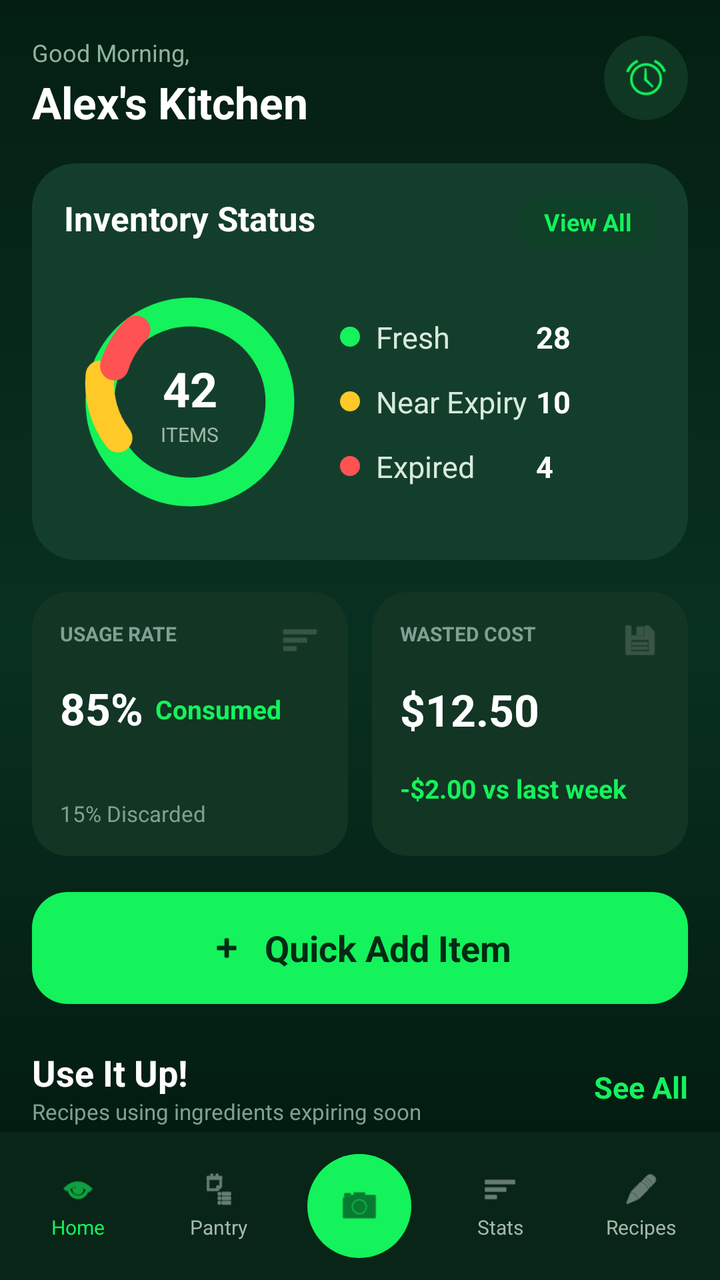
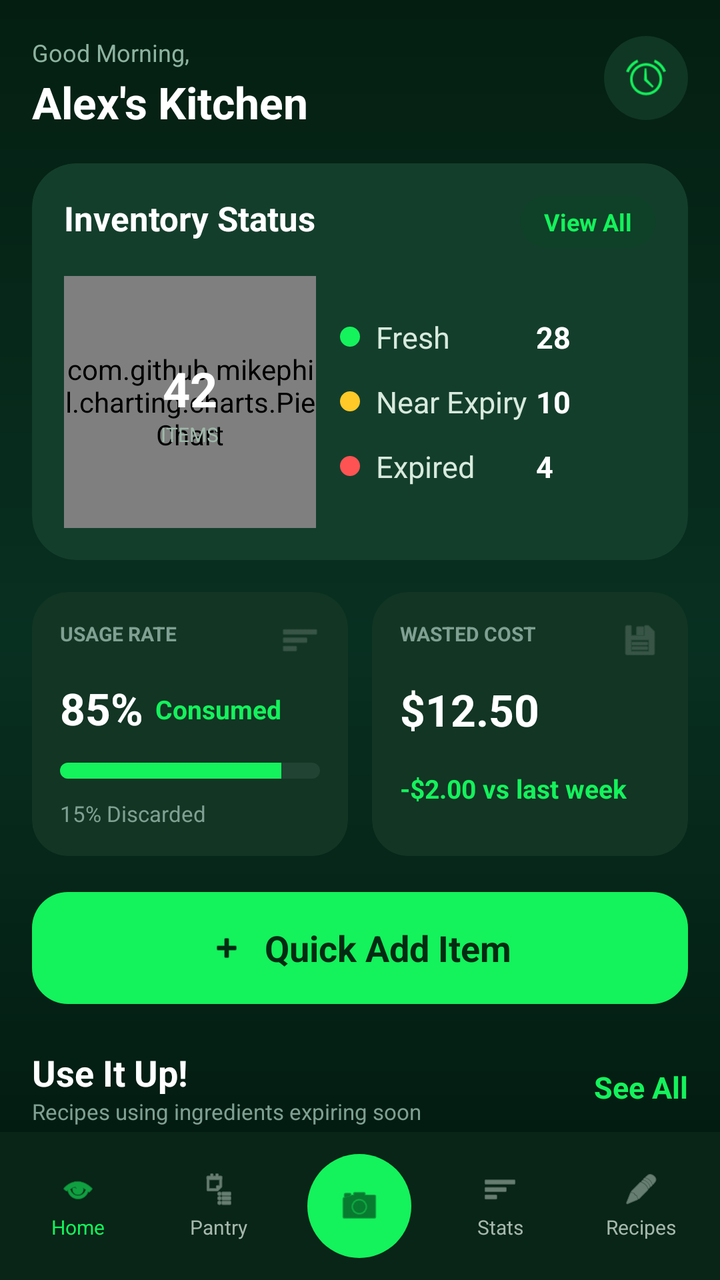

Before-and-after screenshots of an Android layout around one commit, followed by the original layout XML and the change that was made.
<!-- AndroidManifest.xml: application theme Theme.MobileGroup -->
<!-- res/layout/activity_dashboard.xml -->
<?xml version="1.0" encoding="utf-8"?>
<LinearLayout xmlns:android="http://schemas.android.com/apk/res/android"
    xmlns:app="http://schemas.android.com/apk/res-auto"
    android:layout_width="match_parent"
    android:layout_height="match_parent"
    android:background="@drawable/bg_dashboard"
    android:orientation="vertical">

    <ScrollView
        android:layout_width="match_parent"
        android:layout_height="0dp"
        android:layout_weight="1"
        android:fillViewport="true"
        android:scrollbars="none">

        <LinearLayout
            android:layout_width="match_parent"
            android:layout_height="wrap_content"
            android:orientation="vertical"
            android:paddingStart="16dp"
            android:paddingTop="18dp"
            android:paddingEnd="16dp"
            android:paddingBottom="18dp">

            <RelativeLayout
                android:layout_width="match_parent"
                android:layout_height="wrap_content">

                <LinearLayout
                    android:layout_width="wrap_content"
                    android:layout_height="wrap_content"
                    android:orientation="vertical">

                    <TextView
                        android:id="@+id/tvGreeting"
                        android:layout_width="wrap_content"
                        android:layout_height="wrap_content"
                        android:text="Good Morning,"
                        android:textColor="#8EB3A0"
                        android:textSize="12sp" />

                    <TextView
                        android:id="@+id/tvKitchenName"
                        android:layout_width="wrap_content"
                        android:layout_height="wrap_content"
                        android:layout_marginTop="2dp"
                        android:text="Alex's Kitchen"
                        android:textColor="#FFFFFF"
                        android:textSize="22sp"
                        android:textStyle="bold" />
                </LinearLayout>

                <ImageView
                    android:id="@+id/btnNotification"
                    android:layout_width="42dp"
                    android:layout_height="42dp"
                    android:layout_alignParentEnd="true"
                    android:background="@drawable/bg_notification_circle"
                    android:padding="11dp"
                    android:src="@android:drawable/ic_lock_idle_alarm"
                    app:tint="#14F25C" />
            </RelativeLayout>

            <androidx.cardview.widget.CardView
                android:layout_width="match_parent"
                android:layout_height="wrap_content"
                android:layout_marginTop="16dp"
                app:cardBackgroundColor="#143E2C"
                app:cardCornerRadius="22dp"
                app:cardElevation="0dp">

                <LinearLayout
                    android:layout_width="match_parent"
                    android:layout_height="wrap_content"
                    android:orientation="vertical"
                    android:padding="16dp">

                    <RelativeLayout
                        android:layout_width="match_parent"
                        android:layout_height="wrap_content">

                        <TextView
                            android:layout_width="wrap_content"
                            android:layout_height="wrap_content"
                            android:text="Inventory Status"
                            android:textColor="#FFFFFF"
                            android:textSize="17sp"
                            android:textStyle="bold" />

                        <TextView
                            android:id="@+id/btnSeeAllInventory"
                            android:layout_width="wrap_content"
                            android:layout_height="wrap_content"
                            android:layout_alignParentEnd="true"
                            android:background="@drawable/bg_pill_green_dark"
                            android:paddingStart="12dp"
                            android:paddingTop="5dp"
                            android:paddingEnd="12dp"
                            android:paddingBottom="5dp"
                            android:text="View All"
                            android:textColor="#14F25C"
                            android:textSize="12sp"
                            android:textStyle="bold" />
                    </RelativeLayout>

                    <LinearLayout
                        android:layout_width="match_parent"
                        android:layout_height="wrap_content"
                        android:layout_marginTop="14dp"
                        android:gravity="center_vertical"
                        android:orientation="horizontal">

                        <FrameLayout
                            android:layout_width="126dp"
                            android:layout_height="126dp">

                            <ImageView
                                android:layout_width="match_parent"
                                android:layout_height="match_parent"
                                android:scaleType="fitCenter"
                                android:src="@drawable/ic_donut_chart_mock" />

                            <LinearLayout
                                android:layout_width="match_parent"
                                android:layout_height="match_parent"
                                android:gravity="center"
                                android:orientation="vertical">

                                <TextView
                                    android:id="@+id/tvTotalItems"
                                    android:layout_width="wrap_content"
                                    android:layout_height="wrap_content"
                                    android:text="42"
                                    android:textColor="#FFFFFF"
                                    android:textSize="24sp"
                                    android:textStyle="bold" />

                                <TextView
                                    android:layout_width="wrap_content"
                                    android:layout_height="wrap_content"
                                    android:text="ITEMS"
                                    android:textColor="#9FB9AA"
                                    android:textSize="10sp" />
                            </LinearLayout>
                        </FrameLayout>

                        <LinearLayout
                            android:layout_width="0dp"
                            android:layout_height="wrap_content"
                            android:layout_weight="1"
                            android:orientation="vertical"
                            android:paddingStart="12dp">

                            <LinearLayout
                                android:layout_width="wrap_content"
                                android:layout_height="wrap_content"
                                android:gravity="center_vertical"
                                android:orientation="horizontal">

                                <View
                                    android:layout_width="10dp"
                                    android:layout_height="10dp"
                                    android:background="@drawable/dot_green" />

                                <TextView
                                    android:layout_width="80dp"
                                    android:layout_height="wrap_content"
                                    android:layout_marginStart="8dp"
                                    android:text="Fresh"
                                    android:textColor="#D8EADD"
                                    android:textSize="15sp" />

                                <TextView
                                    android:id="@+id/tvFreshCount"
                                    android:layout_width="wrap_content"
                                    android:layout_height="wrap_content"
                                    android:text="28"
                                    android:textColor="#FFFFFF"
                                    android:textSize="15sp"
                                    android:textStyle="bold" />
                            </LinearLayout>

                            <LinearLayout
                                android:layout_width="wrap_content"
                                android:layout_height="wrap_content"
                                android:layout_marginTop="12dp"
                                android:gravity="center_vertical"
                                android:orientation="horizontal">

                                <View
                                    android:layout_width="10dp"
                                    android:layout_height="10dp"
                                    android:background="@drawable/dot_yellow" />

                                <TextView
                                    android:layout_width="80dp"
                                    android:layout_height="wrap_content"
                                    android:layout_marginStart="8dp"
                                    android:text="Near Expiry"
                                    android:textColor="#D8EADD"
                                    android:textSize="15sp" />

                                <TextView
                                    android:id="@+id/tvNearExpiryCount"
                                    android:layout_width="wrap_content"
                                    android:layout_height="wrap_content"
                                    android:text="10"
                                    android:textColor="#FFFFFF"
                                    android:textSize="15sp"
                                    android:textStyle="bold" />
                            </LinearLayout>

                            <LinearLayout
                                android:layout_width="wrap_content"
                                android:layout_height="wrap_content"
                                android:layout_marginTop="12dp"
                                android:gravity="center_vertical"
                                android:orientation="horizontal">

                                <View
                                    android:layout_width="10dp"
                                    android:layout_height="10dp"
                                    android:background="@drawable/dot_red" />

                                <TextView
                                    android:layout_width="80dp"
                                    android:layout_height="wrap_content"
                                    android:layout_marginStart="8dp"
                                    android:text="Expired"
                                    android:textColor="#D8EADD"
                                    android:textSize="15sp" />

                                <TextView
                                    android:id="@+id/tvExpiredCount"
                                    android:layout_width="wrap_content"
                                    android:layout_height="wrap_content"
                                    android:text="4"
                                    android:textColor="#FFFFFF"
                                    android:textSize="15sp"
                                    android:textStyle="bold" />
                            </LinearLayout>
                        </LinearLayout>
                    </LinearLayout>
                </LinearLayout>
            </androidx.cardview.widget.CardView>

            <LinearLayout
                android:layout_width="match_parent"
                android:layout_height="wrap_content"
                android:layout_marginTop="16dp"
                android:orientation="horizontal"
                android:weightSum="2">

                <androidx.cardview.widget.CardView
                    android:layout_width="0dp"
                    android:layout_height="132dp"
                    android:layout_weight="1"
                    android:layout_marginEnd="6dp"
                    app:cardBackgroundColor="#123524"
                    app:cardCornerRadius="18dp"
                    app:cardElevation="0dp">

                    <LinearLayout
                        android:layout_width="match_parent"
                        android:layout_height="match_parent"
                        android:orientation="vertical"
                        android:padding="14dp">

                        <RelativeLayout
                            android:layout_width="match_parent"
                            android:layout_height="wrap_content">

                            <TextView
                                android:layout_width="wrap_content"
                                android:layout_height="wrap_content"
                                android:text="USAGE RATE"
                                android:textColor="#7FA092"
                                android:textSize="10sp"
                                android:textStyle="bold" />

                            <ImageView
                                android:layout_width="20dp"
                                android:layout_height="20dp"
                                android:layout_alignParentEnd="true"
                                android:src="@android:drawable/ic_menu_sort_by_size"
                                app:tint="#516A5D" />
                        </RelativeLayout>

                        <LinearLayout
                            android:layout_width="wrap_content"
                            android:layout_height="wrap_content"
                            android:layout_marginTop="10dp"
                            android:gravity="bottom"
                            android:orientation="horizontal">

                            <TextView
                                android:id="@+id/tvUsageRate"
                                android:layout_width="wrap_content"
                                android:layout_height="wrap_content"
                                android:text="85%"
                                android:textColor="#FFFFFF"
                                android:textSize="22sp"
                                android:textStyle="bold" />

                            <TextView
                                android:layout_width="wrap_content"
                                android:layout_height="wrap_content"
                                android:layout_marginStart="6dp"
                                android:layout_marginBottom="3dp"
                                android:text="Consumed"
                                android:textColor="#14F25C"
                                android:textSize="13sp"
                                android:textStyle="bold" />
                        </LinearLayout>

                        <ProgressBar
                            android:layout_width="match_parent"
                            android:layout_height="8dp"
                            android:layout_marginTop="12dp"
                            android:max="100"
                            android:progress="85"
                            android:progressDrawable="@drawable/progress_green" />

                        <TextView
                            android:id="@+id/tvDiscardRate"
                            android:layout_width="wrap_content"
                            android:layout_height="wrap_content"
                            android:layout_marginTop="10dp"
                            android:text="15% Discarded"
                            android:textColor="#7FA092"
                            android:textSize="11sp" />
                    </LinearLayout>
                </androidx.cardview.widget.CardView>

                <androidx.cardview.widget.CardView
                    android:layout_width="0dp"
                    android:layout_height="132dp"
                    android:layout_weight="1"
                    android:layout_marginStart="6dp"
                    app:cardBackgroundColor="#123524"
                    app:cardCornerRadius="18dp"
                    app:cardElevation="0dp">

                    <LinearLayout
                        android:layout_width="match_parent"
                        android:layout_height="match_parent"
                        android:orientation="vertical"
                        android:padding="14dp">

                        <RelativeLayout
                            android:layout_width="match_parent"
                            android:layout_height="wrap_content">

                            <TextView
                                android:layout_width="wrap_content"
                                android:layout_height="wrap_content"
                                android:text="WASTED COST"
                                android:textColor="#7FA092"
                                android:textSize="10sp"
                                android:textStyle="bold" />

                            <ImageView
                                android:layout_width="20dp"
                                android:layout_height="20dp"
                                android:layout_alignParentEnd="true"
                                android:src="@android:drawable/ic_menu_save"
                                app:tint="#516A5D" />
                        </RelativeLayout>

                        <TextView
                            android:id="@+id/tvWastedCost"
                            android:layout_width="wrap_content"
                            android:layout_height="wrap_content"
                            android:layout_marginTop="10dp"
                            android:text="$12.50"
                            android:textColor="#FFFFFF"
                            android:textSize="22sp"
                            android:textStyle="bold" />

                        <TextView
                            android:id="@+id/tvWeeklySaved"
                            android:layout_width="wrap_content"
                            android:layout_height="wrap_content"
                            android:layout_marginTop="16dp"
                            android:text="-$2.00 vs last week"
                            android:textColor="#14F25C"
                            android:textSize="13sp"
                            android:textStyle="bold" />
                    </LinearLayout>
                </androidx.cardview.widget.CardView>
            </LinearLayout>

            <LinearLayout
                android:id="@+id/btnQuickAdd"
                android:layout_width="match_parent"
                android:layout_height="56dp"
                android:layout_marginTop="18dp"
                android:background="@drawable/bg_quick_add"
                android:gravity="center"
                android:orientation="horizontal">

                <ImageView
                    android:layout_width="18dp"
                    android:layout_height="18dp"
                    android:src="@android:drawable/ic_input_add"
                    app:tint="#012B13" />

                <TextView
                    android:layout_width="wrap_content"
                    android:layout_height="wrap_content"
                    android:layout_marginStart="10dp"
                    android:text="Quick Add Item"
                    android:textColor="#012B13"
                    android:textSize="18sp"
                    android:textStyle="bold" />
            </LinearLayout>

            <RelativeLayout
                android:layout_width="match_parent"
                android:layout_height="wrap_content"
                android:layout_marginTop="22dp">

                <LinearLayout
                    android:layout_width="wrap_content"
                    android:layout_height="wrap_content"
                    android:orientation="vertical">

                    <TextView
                        android:layout_width="wrap_content"
                        android:layout_height="wrap_content"
                        android:text="Use It Up!"
                        android:textColor="#FFFFFF"
                        android:textSize="18sp"
                        android:textStyle="bold" />

                    <TextView
                        android:layout_width="wrap_content"
                        android:layout_height="wrap_content"
                        android:text="Recipes using ingredients expiring soon"
                        android:textColor="#7FA092"
                        android:textSize="11sp" />
                </LinearLayout>

                <TextView
                    android:id="@+id/btnSeeAllRecipes"
                    android:layout_width="wrap_content"
                    android:layout_height="wrap_content"
                    android:layout_alignParentEnd="true"
                    android:layout_centerVertical="true"
                    android:text="See All"
                    android:textColor="#14F25C"
                    android:textSize="15sp"
                    android:textStyle="bold" />
            </RelativeLayout>

            <androidx.recyclerview.widget.RecyclerView
                android:id="@+id/recyclerRecipes"
                android:layout_width="match_parent"
                android:layout_height="240dp"
                android:layout_marginTop="14dp"
                android:clipToPadding="false"
                android:paddingEnd="6dp" />

        </LinearLayout>
    </ScrollView>

    <LinearLayout
        android:layout_width="match_parent"
        android:layout_height="74dp"
        android:background="#082517"
        android:gravity="center"
        android:orientation="horizontal"
        android:paddingStart="4dp"
        android:paddingEnd="4dp"
        android:weightSum="5">

        <LinearLayout
            android:id="@+id/navHome"
            android:layout_width="0dp"
            android:layout_height="wrap_content"
            android:layout_weight="1"
            android:gravity="center"
            android:orientation="vertical">

            <ImageView
                android:layout_width="18dp"
                android:layout_height="18dp"
                android:src="@android:drawable/ic_menu_view"
                app:tint="#14F25C" />

            <TextView
                android:layout_width="wrap_content"
                android:layout_height="wrap_content"
                android:layout_marginTop="3dp"
                android:text="Home"
                android:textColor="#14F25C"
                android:textSize="10sp" />
        </LinearLayout>

        <LinearLayout
            android:id="@+id/navPantry"
            android:layout_width="0dp"
            android:layout_height="wrap_content"
            android:layout_weight="1"
            android:gravity="center"
            android:orientation="vertical">

            <ImageView
                android:layout_width="18dp"
                android:layout_height="18dp"
                android:src="@android:drawable/ic_menu_agenda"
                app:tint="#A6B8AD" />

            <TextView
                android:layout_width="wrap_content"
                android:layout_height="wrap_content"
                android:layout_marginTop="3dp"
                android:text="Pantry"
                android:textColor="#A6B8AD"
                android:textSize="10sp" />
        </LinearLayout>

        <LinearLayout
            android:id="@+id/navScan"
            android:layout_width="0dp"
            android:layout_height="wrap_content"
            android:layout_weight="1"
            android:gravity="center"
            android:orientation="vertical">

            <FrameLayout
                android:layout_width="52dp"
                android:layout_height="52dp"
                android:background="@drawable/bg_scan_circle">

                <ImageView
                    android:layout_width="22dp"
                    android:layout_height="22dp"
                    android:layout_gravity="center"
                    android:src="@android:drawable/ic_menu_camera"
                    app:tint="#012B13" />
            </FrameLayout>
        </LinearLayout>

        <LinearLayout
            android:id="@+id/navStats"
            android:layout_width="0dp"
            android:layout_height="wrap_content"
            android:layout_weight="1"
            android:gravity="center"
            android:orientation="vertical">

            <ImageView
                android:layout_width="18dp"
                android:layout_height="18dp"
                android:src="@android:drawable/ic_menu_sort_by_size"
                app:tint="#A6B8AD" />

            <TextView
                android:layout_width="wrap_content"
                android:layout_height="wrap_content"
                android:layout_marginTop="3dp"
                android:text="Stats"
                android:textColor="#A6B8AD"
                android:textSize="10sp" />
        </LinearLayout>

        <LinearLayout
            android:id="@+id/navRecipes"
            android:layout_width="0dp"
            android:layout_height="wrap_content"
            android:layout_weight="1"
            android:gravity="center"
            android:orientation="vertical">

            <ImageView
                android:layout_width="18dp"
                android:layout_height="18dp"
                android:src="@android:drawable/ic_menu_edit"
                app:tint="#A6B8AD" />

            <TextView
                android:layout_width="wrap_content"
                android:layout_height="wrap_content"
                android:layout_marginTop="3dp"
                android:text="Recipes"
                android:textColor="#A6B8AD"
                android:textSize="10sp" />
        </LinearLayout>
    </LinearLayout>

</LinearLayout>
<!-- resources referenced by this layout -->
<resources>
  <!-- drawable bg_dashboard (drawable) -->
  <?xml version="1.0" encoding="utf-8"?>
  <shape xmlns:android="http://schemas.android.com/apk/res/android" android:shape="rectangle">
      <gradient
          android:angle="270"
          android:startColor="#041F12"
          android:centerColor="#083021"
          android:endColor="#02160D" />
  </shape>
  <!-- drawable bg_notification_circle (drawable) -->
  <?xml version="1.0" encoding="utf-8"?>
  <shape xmlns:android="http://schemas.android.com/apk/res/android" android:shape="oval">
      <solid android:color="#103723" />
  </shape>
  <!-- drawable bg_pill_green_dark (drawable) -->
  <?xml version="1.0" encoding="utf-8"?>
  <shape xmlns:android="http://schemas.android.com/apk/res/android" android:shape="rectangle">
      <corners android:radius="20dp" />
      <solid android:color="#0E4127" />
  </shape>
  <!-- drawable bg_quick_add (drawable) -->
  <?xml version="1.0" encoding="utf-8"?>
  <shape xmlns:android="http://schemas.android.com/apk/res/android" android:shape="rectangle">
      <corners android:radius="18dp" />
      <solid android:color="#14F25C" />
  </shape>
  <!-- drawable bg_scan_circle (drawable) -->
  <?xml version="1.0" encoding="utf-8"?>
  <shape xmlns:android="http://schemas.android.com/apk/res/android" android:shape="oval">
      <solid android:color="#14F25C" />
  </shape>
  <!-- drawable dot_green (drawable) -->
  <?xml version="1.0" encoding="utf-8"?>
  <shape xmlns:android="http://schemas.android.com/apk/res/android" android:shape="oval">
      <size android:width="12dp" android:height="12dp" />
      <solid android:color="#14F25C" />
  </shape>
  <!-- drawable dot_red (drawable) -->
  <?xml version="1.0" encoding="utf-8"?>
  <shape xmlns:android="http://schemas.android.com/apk/res/android" android:shape="oval">
      <size android:width="12dp" android:height="12dp" />
      <solid android:color="#FF5353" />
  </shape>
  <!-- drawable dot_yellow (drawable) -->
  <?xml version="1.0" encoding="utf-8"?>
  <shape xmlns:android="http://schemas.android.com/apk/res/android" android:shape="oval">
      <size android:width="12dp" android:height="12dp" />
      <solid android:color="#FFC928" />
  </shape>
  <!-- drawable ic_donut_chart_mock (drawable) -->
  <?xml version="1.0" encoding="utf-8"?>
  <vector xmlns:android="http://schemas.android.com/apk/res/android"
      android:width="140dp"
      android:height="140dp"
      android:viewportWidth="140"
      android:viewportHeight="140">
  
      <path
          android:fillColor="#00000000"
          android:pathData="M70,20 A50,50 0 1,1 69.9,20"
          android:strokeColor="#14F25C"
          android:strokeWidth="16"
          android:strokeLineCap="round" />
  
      <path
          android:fillColor="#00000000"
          android:pathData="M30,90 A50,50 0 0,1 20,55"
          android:strokeColor="#FFC928"
          android:strokeWidth="16"
          android:strokeLineCap="round" />
  
      <path
          android:fillColor="#00000000"
          android:pathData="M28,50 A50,50 0 0,1 40,30"
          android:strokeColor="#FF5353"
          android:strokeWidth="16"
          android:strokeLineCap="round" />
  </vector>
  <color name="green_primary">#4ADE80</color>
  <color name="green_dark">#166534</color>
  <color name="background">#0F1C0F</color>
  <color name="green_button">#22C55E</color>
  <color name="surface">#1A2E1A</color>
  <color name="text_primary">#FFFFFF</color>
  <color name="text_hint">#4D7A4D</color>
  <color name="green_dim">#2D4A2D</color>
  <style name="Theme.MobileGroup.AlertDialog" parent="ThemeOverlay.MaterialComponents.MaterialAlertDialog">
          <item name="android:background">@color/surface</item>
          <item name="colorOnSurface">@color/text_primary</item>
          <item name="colorPrimary">@color/green_primary</item>
      </style>
  <!-- unchanged entries left out for length: 2 -->
</resources>

<!-- the commit's change to res/layout/activity_dashboard.xml (unified diff, before → after) -->
@@ -114,11 +114,10 @@
                             android:layout_width="126dp"
                             android:layout_height="126dp">
 
-                            <ImageView
+                            <com.github.mikephil.charting.charts.PieChart
+                                android:id="@+id/pieChartStatus"
                                 android:layout_width="match_parent"
-                                android:layout_height="match_parent"
-                                android:scaleType="fitCenter"
-                                android:src="@drawable/ic_donut_chart_mock" />
+                                android:layout_height="match_parent" />
 
                             <LinearLayout
                                 android:layout_width="match_parent"
@@ -314,6 +313,8 @@
                         </LinearLayout>
 
                         <ProgressBar
+                            android:id="@+id/progressUsageRate"
+                            style="?android:attr/progressBarStyleHorizontal"
                             android:layout_width="match_parent"
                             android:layout_height="8dp"
                             android:layout_marginTop="12dp"
<!-- resource entries referenced after the edit -->
@@ -49,35 +49,6 @@
       <size android:width="12dp" android:height="12dp" />
       <solid android:color="#FFC928" />
   </shape>
-  <!-- drawable ic_donut_chart_mock (drawable) -->
-  <?xml version="1.0" encoding="utf-8"?>
-  <vector xmlns:android="http://schemas.android.com/apk/res/android"
-      android:width="140dp"
-      android:height="140dp"
-      android:viewportWidth="140"
-      android:viewportHeight="140">
-  
-      <path
-          android:fillColor="#00000000"
-          android:pathData="M70,20 A50,50 0 1,1 69.9,20"
-          android:strokeColor="#14F25C"
-          android:strokeWidth="16"
-          android:strokeLineCap="round" />
-  
-      <path
-          android:fillColor="#00000000"
-          android:pathData="M30,90 A50,50 0 0,1 20,55"
-          android:strokeColor="#FFC928"
-          android:strokeWidth="16"
-          android:strokeLineCap="round" />
-  
-      <path
-          android:fillColor="#00000000"
-          android:pathData="M28,50 A50,50 0 0,1 40,30"
-          android:strokeColor="#FF5353"
-          android:strokeWidth="16"
-          android:strokeLineCap="round" />
-  </vector>
   <color name="green_primary">#4ADE80</color>
   <color name="green_dark">#166534</color>
   <color name="background">#0F1C0F</color>
